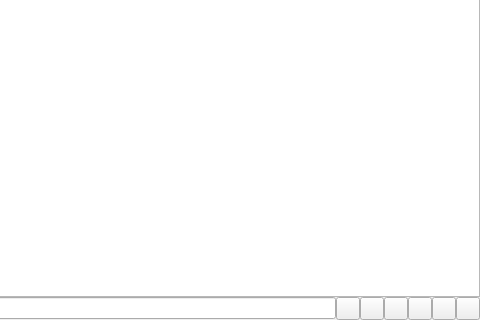
First picture: the form in SourceCodeEditor.ui, repository emma-qub/QtSourceCodeBrowser, before the edit; both pictures show x 837 to 1317 and y 146 to 466 of the 1317 by 466 pixel window.
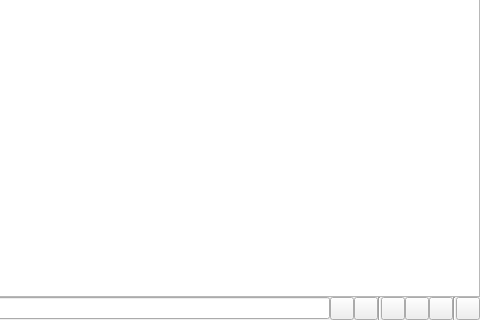
Second picture: the form after the edit. Custom widgets are drawn as their Qt base class.

Commit message: Improve find: case sensitivity and whole word working, find next with enter/return pressed in search line edit.

Diff of the .ui file:
```diff
--- a/SourceCodeEditor.ui
+++ b/SourceCodeEditor.ui
@@ -78,12 +78,9 @@
        </widget>
       </item>
       <item>
-       <widget class="QToolButton" name="m_caseSensitiveToolButton">
-        <property name="text">
-         <string/>
-        </property>
-        <property name="checkable">
-         <bool>true</bool>
+       <widget class="Line" name="line">
+        <property name="orientation">
+         <enum>Qt::Vertical</enum>
         </property>
        </widget>
       </item>
@@ -97,6 +94,16 @@
         </property>
        </widget>
       </item>
+      <item>
+       <widget class="QToolButton" name="m_caseSensitiveToolButton">
+        <property name="text">
+         <string/>
+        </property>
+        <property name="checkable">
+         <bool>true</bool>
+        </property>
+       </widget>
+      </item>
       <item>
        <widget class="QToolButton" name="m_wholeWordToolButton">
         <property name="text">
@@ -107,6 +114,13 @@
         </property>
        </widget>
       </item>
+      <item>
+       <widget class="Line" name="line_2">
+        <property name="orientation">
+         <enum>Qt::Vertical</enum>
+        </property>
+       </widget>
+      </item>
       <item>
        <widget class="QToolButton" name="m_closeToolButton">
         <property name="text">
```
The commit also changes 2 other files.
